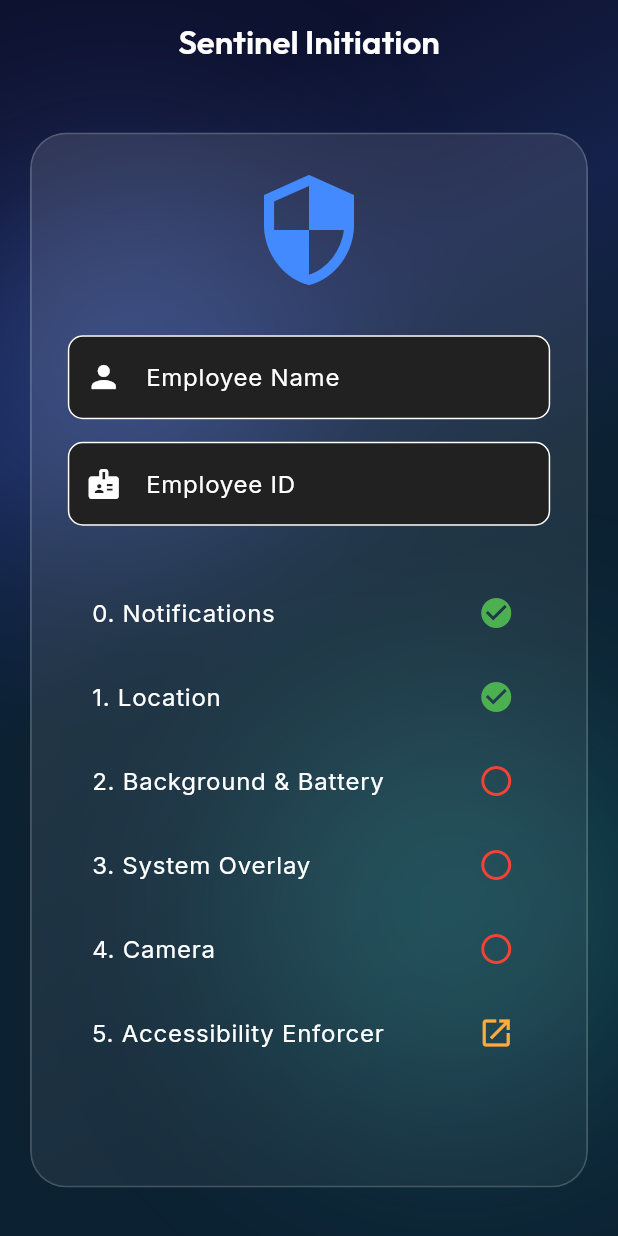
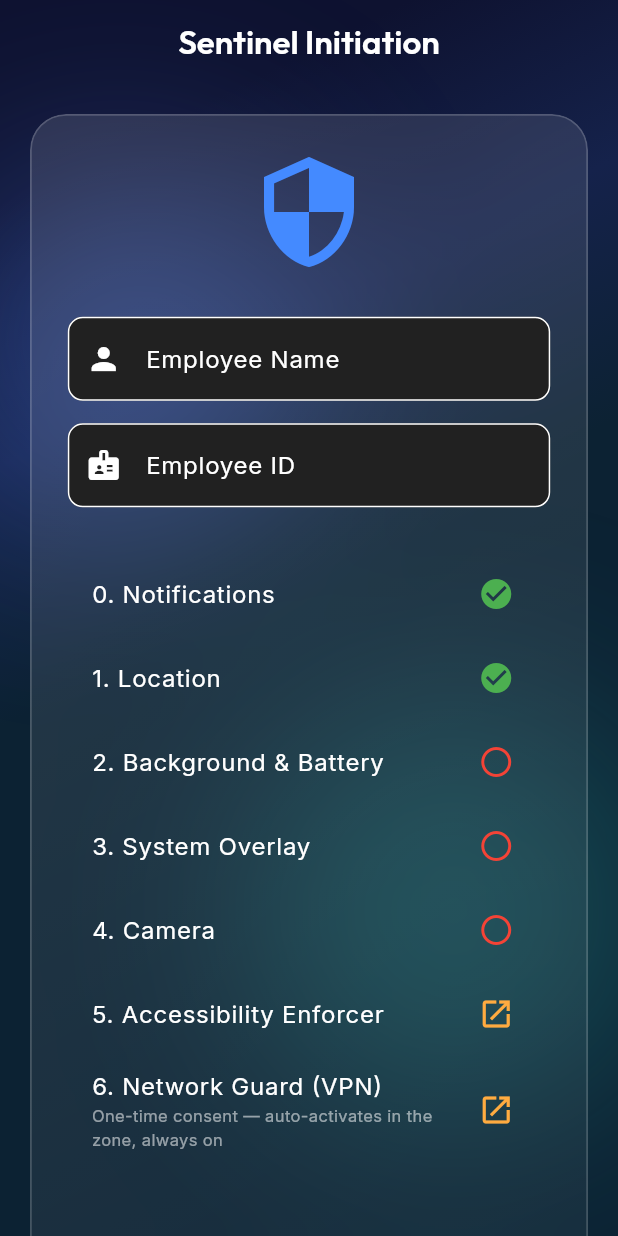
Before and after one commit to ignitelogic1519/Env-Guardian-v2.0, a Flutter app: the screen it shows after launch, after a tap on "1. Location", on a phone screen of 412 x 824 dp. Run offline on Flutter 3.47's test engine with Material 3 defaults, Android fonts, the phone set to English and light mode, and no system bars; our stand-ins replace device_info_plus, flutter_local_notifications, flutter_map, geolocator, google_fonts, latlong2 and 2 more; missing offline and left inert: flutter_background_service, flutter_background_service_android, installed_apps, mobile_scanner; network calls fail.

Commit message:
Feature B: Network Guard is now always-on (consent at setup, no in-app disable)
Reworks the VPN network guard from an opt-in toggle into an always-on
protection, per the requested policy: grant once, auto-activate in every
restricted-zone session, no later prompts, and no in-app way to turn it off.

- Onboarding: the one-time VPN consent is now a required setup step (step 6,
  "Network Guard (VPN)"). The device cannot be sealed until it is granted, and
  granting it permanently sets vpn_enabled so the guard auto-activates in-zone
  forever after with no further prompt. New native hasVpnConsent method lets the
  setup screen show granted/not-granted without popping the system dialog.

- Command Center: removed the on/off switch. The Security Features panel now
  shows the always-on status ("Active - cannot be turned off in-app") and only
  offers a re-grant when consent was never given or was revoked. _toggleVpn ->
  _grantVpn (grant/re-grant only).

- Enforcement is unchanged (reconcileVpn already auto-starts on zone entry,
  re-establishes on whitelist/time-limit change, and re-establishes after a
  device-side disable while in-zone; vpn_revoked is reported in the heartbeat).

BYOD limitation documented throughout: Android always permits disabling a VPN
from system settings, so this is deterrent-grade (auto-recover + tamper report),
not an OS-level lock (which would require Device Owner, out of scope for BYOD).

Docs updated: PROJECT_SUMMARY.txt, BACKLOG.md, README.md, app/README.md,
QA_CHECKLIST.md, TEST_CASES.md.

Co-Authored-By: Claude Opus 4.8 <noreply@anthropic.com>
Claude-Session: https://claude.ai/code/session_01JPVmmgV5pAKjLwaLc9qhTb

```diff
--- a/PROJECT_SUMMARY.txt
+++ b/PROJECT_SUMMARY.txt
@@ -60,13 +60,17 @@ code plus native Kotlin services for the actual OS-level enforcement.
       theme/glass.dart                 Glassmorphism UI helpers.
       theme/neumorphic.dart            Neumorphism UI helpers.
     features/
-      onboarding/admin_setup_screen.dart   First-run device registration.
+      onboarding/admin_setup_screen.dart   First-run device registration. Now
+                                       also captures the ONE-TIME Network Guard
+                                       (VPN) consent as a required setup step, so
+                                       the guard can auto-activate in the zone
+                                       forever after without another prompt.
       command_center/command_center_screen.dart  Main dashboard/home screen.
-                                       App-bar "Security Features" panel toggles
+                                       App-bar "Security Features" panel manages
                                        the optional protections (Usage Access,
-                                       Notification Access, OEM Auto-start, Network
-                                       Guard) at any time — the VPN consent is no
-                                       longer buried in the compliance screen.
+                                       Notification Access, OEM Auto-start) at any
+                                       time and shows the always-on Network Guard
+                                       status (re-grant only; no in-app disable).
       map/map_tab.dart                 Shows restricted zone + device position,
                                        Inside/Outside badge.
       armory/armory_tab.dart           App whitelist / controls view.
@@ -214,11 +218,16 @@ CORE PRODUCT & FEATURES (A–I backlog, all shipped):
   - Map: always show restricted zone; frame zone + device with Inside/Outside
     badge.
   - Feature A: pre-scan clean-state gate (Notification Access).
-  - Feature B: VPN network guard (block non-whitelisted apps' internet). Now
-    enrollable from an always-available "Security Features" panel (app-bar), its
-    lifecycle driven from the background loop (works with the UI closed), tied to
-    per-app time limits (over-budget apps lose internet), and its onRevoke tamper
-    flag (vpn_revoked) reported in the heartbeat compliance matrix.
+  - Feature B: VPN network guard (block non-whitelisted apps' internet). ALWAYS-ON
+    by policy: the one-time consent is captured during first-run setup (required to
+    seal), then the guard AUTO-ACTIVATES on every zone entry with no further prompt.
+    There is deliberately no in-app "off" switch; if the user disables the VPN in
+    system settings it re-establishes automatically in-zone and the tamper is
+    reported (vpn_revoked in the heartbeat). Lifecycle is driven from the background
+    loop (works with the UI closed) and tied to per-app time limits (over-budget
+    apps lose internet too). BYOD limit: Android always allows disabling a VPN from
+    system settings — enforcement is deterrent-grade (auto-recover + report), not an
+    OS-level lock (that would need Device Owner, which this product avoids).
   - Feature C: auto-foreground prompt on zone entry.
   - Feature E: OEM auto-start helper + docs.
   - Feature F: per-device auth tokens (staged, opt-in enforcement).
--- a/app/lib/features/onboarding/admin_setup_screen.dart
+++ b/app/lib/features/onboarding/admin_setup_screen.dart
@@ -16,24 +16,45 @@ import '../command_center/command_center_screen.dart';
 /// through every required permission, then registers + seals the device.
 class AdminSetupScreen extends StatefulWidget { const AdminSetupScreen({super.key}); @override State<AdminSetupScreen> createState() => _AdminSetupScreenState(); }
 class _AdminSetupScreenState extends State<AdminSetupScreen> {
-  bool _nOk = false, _fOk = false, _bOk = false, _oOk = false, _cOk = false, _aOk = false;
+  bool _nOk = false, _fOk = false, _bOk = false, _oOk = false, _cOk = false, _aOk = false, _vpnOk = false;
   final TextEditingController _nameCtrl = TextEditingController(), _empIdCtrl = TextEditingController(); Timer? _setupTimer;
 
   @override void initState() {
     super.initState();
     _reqN();
-    _setupTimer = Timer.periodic(const Duration(seconds: 2), (_) => _checkAccessibility());
+    _setupTimer = Timer.periodic(const Duration(seconds: 2), (_) => _checkNativeGates());
     _nameCtrl.addListener(() => setState(() {}));
     _empIdCtrl.addListener(() => setState(() {}));
   }
 
-  Future<void> _checkAccessibility() async {
+  // Polls the two native gates that can't be observed via permission_handler:
+  // the accessibility enforcer's liveness, and whether the one-time VPN consent
+  // has been granted. Once VPN consent exists we mark the Network Guard as
+  // permanently enabled so it auto-activates in the zone on every session.
+  Future<void> _checkNativeGates() async {
     try {
       final bool isAlive = await platformBlocker.invokeMethod('checkEnforcerStatus');
       if (mounted) setState(() => _aOk = isAlive);
     } catch (e) {
       debugPrint("Live wire check failed: $e");
     }
+    try {
+      final bool vpn = await platformBlocker.invokeMethod('hasVpnConsent');
+      if (vpn) {
+        final p = await SharedPreferences.getInstance();
+        await p.setBool('vpn_enabled', true); // always-on from here; no later prompt
+      }
+      if (mounted) setState(() => _vpnOk = vpn);
+    } catch (e) {
+      debugPrint("VPN consent check failed: $e");
+    }
+  }
+
+  // One-time VPN consent. Launches the system dialog; the periodic gate check
+  // above picks up the grant and flips _vpnOk + enables the always-on guard.
+  Future<void> _reqVpn() async {
+    try { await platformBlocker.invokeMethod('prepareVpn'); } catch (_) {}
+    _checkNativeGates();
   }
 
   Future<void> _reqN() async { final s = await Permission.notification.request(); setState(() => _nOk = s.isGranted); }
@@ -43,7 +64,7 @@ class _AdminSetupScreenState extends State<AdminSetupScreen> {
   Future<void> _reqC() async { final s = await Permission.camera.request(); setState(() => _cOk = s.isGranted); }
 
   @override Widget build(BuildContext context) {
-    bool canSeal = _nOk && _fOk && _bOk && _oOk && _cOk && _aOk && _nameCtrl.text.trim().isNotEmpty && _empIdCtrl.text.trim().isNotEmpty;
+    bool canSeal = _nOk && _fOk && _bOk && _oOk && _cOk && _aOk && _vpnOk && _nameCtrl.text.trim().isNotEmpty && _empIdCtrl.text.trim().isNotEmpty;
     return Scaffold(
       appBar: AppBar(title: const Text("Sentinel Initiation"), centerTitle: true),
       body: Center(child: SingleChildScrollView(padding: const EdgeInsets.all(20), child: FadeInUp(child: GlassCard(padding: const EdgeInsets.all(24), child: Column(children: [
@@ -51,14 +72,15 @@ class _AdminSetupScreenState extends State<AdminSetupScreen> {
         TextField(controller: _nameCtrl, decoration: InputDecoration(labelText: "Employee Name", prefixIcon: const Icon(Icons.person), filled: true, fillColor: Colors.grey[900], border: OutlineInputBorder(borderRadius: BorderRadius.circular(10)))), const SizedBox(height: 15),
         TextField(controller: _empIdCtrl, decoration: InputDecoration(labelText: "Employee ID", prefixIcon: const Icon(Icons.badge), filled: true, fillColor: Colors.grey[900], border: OutlineInputBorder(borderRadius: BorderRadius.circular(10)))), const SizedBox(height: 30),
         _permTile("0. Notifications", _nOk, _reqN), _permTile("1. Location", _fOk, _reqF), _permTile("2. Background & Battery", _bOk, _reqB), _permTile("3. System Overlay", _oOk, _reqO), _permTile("4. Camera", _cOk, _reqC),
-        ListTile(title: const Text("5. Accessibility Enforcer"), trailing: Icon(_aOk ? Icons.check_circle : Icons.open_in_new, color: _aOk ? Colors.green : Colors.orangeAccent), onTap: () => platformBlocker.invokeMethod('openAccessibilitySettings')), const SizedBox(height: 50),
+        ListTile(title: const Text("5. Accessibility Enforcer"), trailing: Icon(_aOk ? Icons.check_circle : Icons.open_in_new, color: _aOk ? Colors.green : Colors.orangeAccent), onTap: () => platformBlocker.invokeMethod('openAccessibilitySettings')),
+        ListTile(title: const Text("6. Network Guard (VPN)"), subtitle: const Text("One-time consent — auto-activates in the zone, always on", style: TextStyle(fontSize: 11, color: Colors.white54)), trailing: Icon(_vpnOk ? Icons.check_circle : Icons.open_in_new, color: _vpnOk ? Colors.green : Colors.orangeAccent), onTap: _vpnOk ? null : _reqVpn), const SizedBox(height: 50),
         if (canSeal) ElevatedButton(style: ElevatedButton.styleFrom(backgroundColor: Colors.green, minimumSize: const Size(double.infinity, 50)), onPressed: () async {
           final p = await SharedPreferences.getInstance(); final deviceInfo = DeviceInfoPlugin(); String dId = "Unknown ID", dModel = "Unknown Model", androidVersion = "Unknown"; int sdkInt = 0;
           if (Platform.isAndroid) { AndroidDeviceInfo androidInfo = await deviceInfo.androidInfo; dId = androidInfo.id; dModel = "${androidInfo.manufacturer} ${androidInfo.model}"; androidVersion = androidInfo.version.release; sdkInt = androidInfo.version.sdkInt; }
           int now = DateTime.now().millisecondsSinceEpoch; String eName = _nameCtrl.text.trim(), eId = _empIdCtrl.text.trim();
           try { ScaffoldMessenger.of(context).showSnackBar(const SnackBar(content: Text("Forging identity...")));
             final response = await http.post(Uri.parse("${CloudSync.baseUrl}/api/register"), headers: {"Content-Type": "application/json", "x-api-key": CloudSync.apiKey}, body: json.encode({"empName": eName, "empId": eId, "deviceId": dId, "deviceModel": dModel, "androidVersion": androidVersion, "sdkInt": sdkInt, "registeredAt": now}));
-            if (response.statusCode == 201) { final agentJson = (json.decode(response.body)['agent'] ?? {}) as Map<String, dynamic>; await p.setString('device_token', (agentJson['device_token'] ?? '').toString()); await p.setString('emp_name', eName); await p.setString('emp_id', eId); await p.setString('device_id', dId); await p.setString('device_model', dModel); await p.setString('android_version', androidVersion); await p.setInt('sdk_int', sdkInt); await p.setInt('registration_time', now); await p.setInt('last_ghost_footprint', DateTime.now().millisecondsSinceEpoch); await p.setBool('is_sealed', true); await FlutterBackgroundService().startService(); if (mounted) Navigator.pushReplacement(context, MaterialPageRoute(builder: (_) => const CommandCenterScreen())); }
+            if (response.statusCode == 201) { final agentJson = (json.decode(response.body)['agent'] ?? {}) as Map<String, dynamic>; await p.setString('device_token', (agentJson['device_token'] ?? '').toString()); await p.setString('emp_name', eName); await p.setString('emp_id', eId); await p.setString('device_id', dId); await p.setString('device_model', dModel); await p.setString('android_version', androidVersion); await p.setInt('sdk_int', sdkInt); await p.setInt('registration_time', now); await p.setInt('last_ghost_footprint', DateTime.now().millisecondsSinceEpoch); await p.setBool('vpn_enabled', true); await p.setBool('is_sealed', true); await FlutterBackgroundService().startService(); if (mounted) Navigator.pushReplacement(context, MaterialPageRoute(builder: (_) => const CommandCenterScreen())); }
             else { if (mounted) ScaffoldMessenger.of(context).showSnackBar(SnackBar(content: Text("SERVER REJECTED: ${json.decode(response.body)['message']}"), backgroundColor: Colors.red)); }
           } catch (e) { if (mounted) ScaffoldMessenger.of(context).showSnackBar(const SnackBar(content: Text("FATAL: Could not connect to Server."), backgroundColor: Colors.red)); }
         }, child: const Text("SEAL DEVICE & REGISTER", style: TextStyle(fontWeight: FontWeight.bold, color: Colors.white)))
```
Also changed, not shown: app/lib/features/command_center/command_center_screen.dart (+22 -23 lines), 6 other files.
